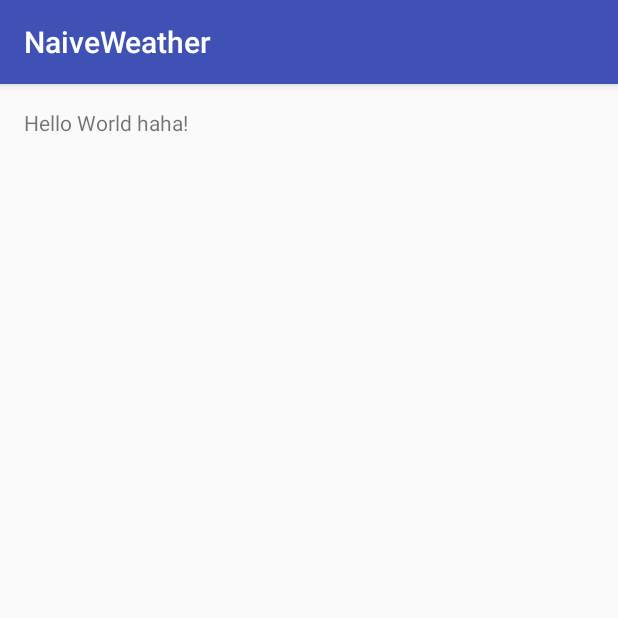
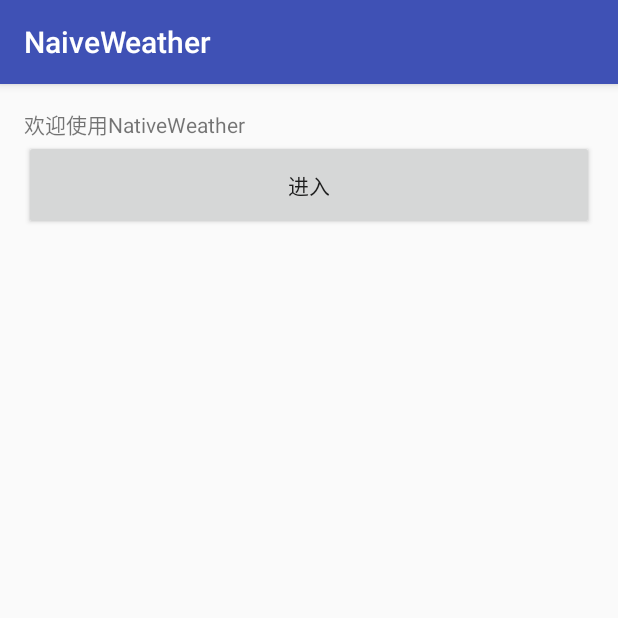
Before and after one commit to gangoogle/naiveweather, an Android app: the screen it shows after launch (MainActivity), on a phone screen of 412 x 824 dp, the top half of it. Run offline under Robolectric (Android 15) with nearby library versions, the phone set to English and light mode, and no system bars.

Commit message:
添加首页和引导页的基础代码

```diff
--- a/NaiveWeather/app/build.gradle
+++ b/NaiveWeather/app/build.gradle
@@ -20,7 +20,8 @@ android {
 }
 
 dependencies {
-    compile fileTree(dir: 'libs', include: ['*.jar'])
+    compile fileTree(include: ['*.jar'], dir: 'libs')
     testCompile 'junit:junit:4.12'
     compile 'com.android.support:appcompat-v7:23.3.0'
+    compile 'com.jakewharton:butterknife:8.0.1'
 }
--- a/NaiveWeather/app/src/main/AndroidManifest.xml
+++ b/NaiveWeather/app/src/main/AndroidManifest.xml
@@ -4,17 +4,18 @@
 
     <application
         android:allowBackup="true"
-        android:icon="@mipmap/ic_launcher"
+        android:icon="@mipmap/icon_frag"
         android:label="@string/app_name"
         android:supportsRtl="true"
         android:theme="@style/AppTheme">
-        <activity android:name=".MainActivity">
+        <activity android:name=".ui.MainActivity">
             <intent-filter>
                 <action android:name="android.intent.action.MAIN" />
 
                 <category android:name="android.intent.category.LAUNCHER" />
             </intent-filter>
         </activity>
+        <activity android:name=".ui.HomeActivity"></activity>
     </application>
 
 </manifest>
--- a/NaiveWeather/app/src/main/java/com/naive/naiveweather/MainActivity.java
+++ /dev/null
@@ -1,14 +0,0 @@
-package com.naive.naiveweather;
-
-import android.provider.Settings;
-import android.support.v7.app.AppCompatActivity;
-import android.os.Bundle;
-
-public class MainActivity extends AppCompatActivity {
-
-    @Override
-    protected void onCreate(Bundle savedInstanceState) {
-        super.onCreate(savedInstanceState);
-        setContentView(R.layout.activity_main);
-    }
-}
--- /dev/null
+++ b/NaiveWeather/app/src/main/java/com/naive/naiveweather/ui/MainActivity.java
@@ -0,0 +1,47 @@
+package com.naive.naiveweather.ui;
+
+import android.content.Context;
+import android.content.Intent;
+import android.content.SharedPreferences;
+import android.os.Bundle;
+import android.support.v7.app.AppCompatActivity;
+import android.view.View;
+import android.widget.Button;
+import com.naive.naiveweather.R;
+import com.naive.naiveweather.utils.ConstantsUtil;
+import com.naive.naiveweather.utils.Logger;
+
+public class MainActivity extends AppCompatActivity implements View.OnClickListener {
+    private SharedPreferences sp;
+    private Context ctx;
+
+    @Override
+    protected void onCreate(Bundle savedInstanceState) {
+        super.onCreate(savedInstanceState);
+        sp = getSharedPreferences(ConstantsUtil.Spname, MODE_PRIVATE);
+        if (sp.getBoolean(ConstantsUtil.isFirstStartApp, true) == false) {
+            finish();
+            startActivity(new Intent(this, HomeActivity.class));
+            return;
+        }
+        setContentView(R.layout.activity_main);
+        ctx = this;
+        Button mBtInHome=(Button)findViewById(R.id.bt_in_home);
+        mBtInHome.setOnClickListener(this);
+
+    }
+
+
+    @Override
+    public void onClick(View v) {
+        switch (v.getId()) {
+            case R.id.bt_in_home:
+                sp.edit().putBoolean(ConstantsUtil.isFirstStartApp, false).commit();
+                startActivity(new Intent(this, HomeActivity.class));
+                finish();
+                break;
+            default:
+
+        }
+    }
+}
--- /dev/null
+++ b/NaiveWeather/app/src/main/res/layout/activity_home.xml
@@ -0,0 +1,6 @@
+<?xml version="1.0" encoding="utf-8"?>
+<LinearLayout xmlns:android="http://schemas.android.com/apk/res/android"
+    android:orientation="vertical" android:layout_width="match_parent"
+    android:layout_height="match_parent">
+
+</LinearLayout>
--- a/NaiveWeather/app/src/main/res/layout/activity_main.xml
+++ b/NaiveWeather/app/src/main/res/layout/activity_main.xml
@@ -7,10 +7,18 @@
     android:paddingLeft="@dimen/activity_horizontal_margin"
     android:paddingRight="@dimen/activity_horizontal_margin"
     android:paddingTop="@dimen/activity_vertical_margin"
-    tools:context="com.naive.naiveweather.MainActivity">
+    tools:context=".ui.MainActivity">
 
     <TextView
+        android:id="@+id/tv_welecome"
         android:layout_width="wrap_content"
         android:layout_height="wrap_content"
-        android:text="Hello World haha!" />
+        android:text="欢迎使用NativeWeather" />
+    <Button
+        android:id="@+id/bt_in_home"
+        android:layout_below="@+id/tv_welecome"
+        android:layout_width="match_parent"
+        android:layout_height="60dp"
+        android:text="进入"
+        />
 </RelativeLayout>
```
Also changed, not shown: NaiveWeather/app/src/main/java/com/naive/naiveweather/ui/HomeActivity.java (added, +18 -0 lines), NaiveWeather/app/src/main/java/com/naive/naiveweather/utils/ConstantsUtil.java (added, +14 -0 lines), NaiveWeather/app/src/main/java/com/naive/naiveweather/utils/Logger.java (added, +59 -0 lines), NaiveWeather/app/src/main/res/mipmap-xxhdpi/icon_frag.png (added).
